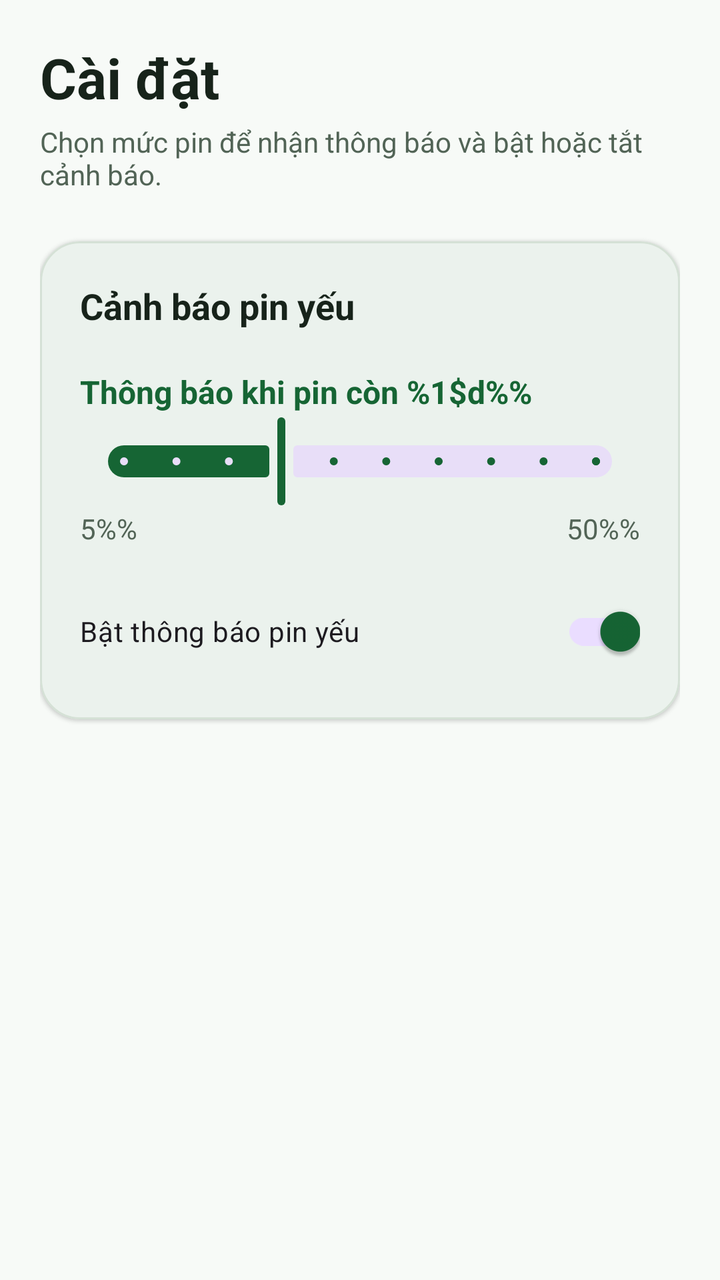
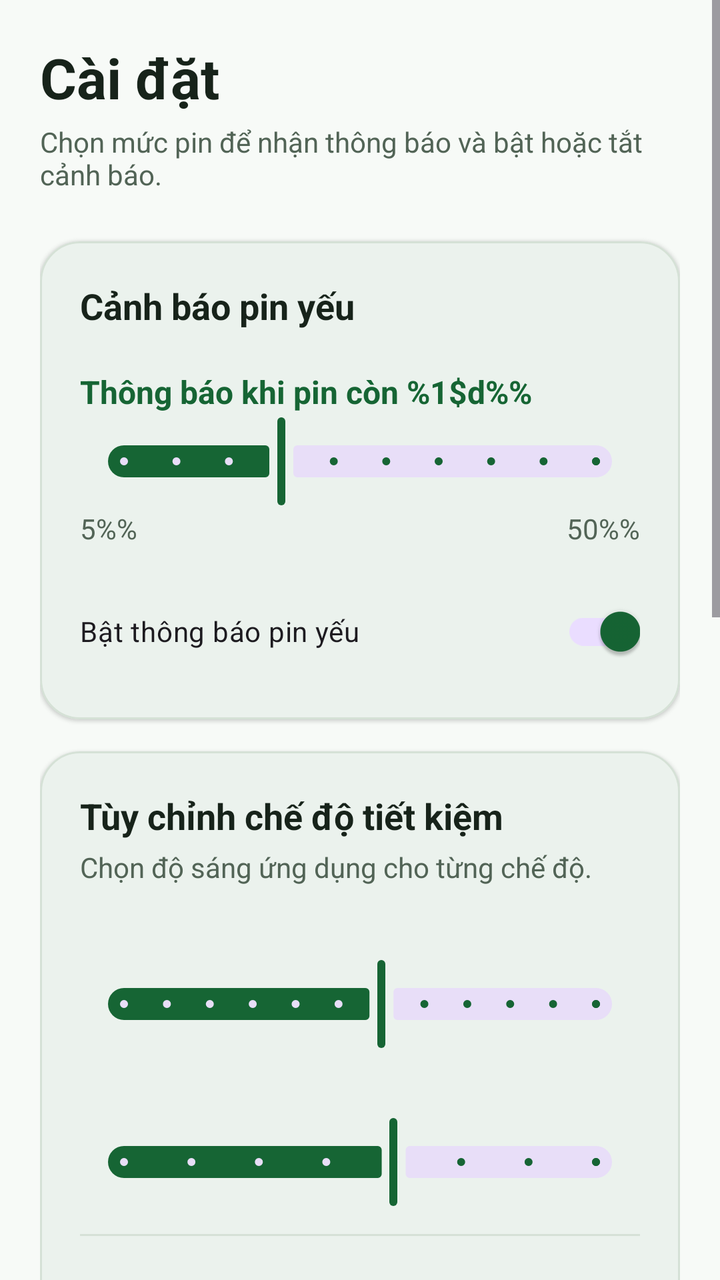

The first picture is an Android layout as it rendered before a commit; the second is the same layout after the commit. The layout source and the unified diff follow.
<!-- AndroidManifest.xml: application theme Theme.BatterySaver -->
<!-- res/layout/activity_settings.xml -->
<?xml version="1.0" encoding="utf-8"?>
<ScrollView xmlns:android="http://schemas.android.com/apk/res/android"
    xmlns:app="http://schemas.android.com/apk/res-auto"
    android:layout_width="match_parent"
    android:layout_height="match_parent"
    android:background="?attr/colorSurface"
    android:fillViewport="true">
    <LinearLayout
        android:layout_width="match_parent"
        android:layout_height="wrap_content"
        android:orientation="vertical"
        android:padding="20dp">
        <TextView android:layout_width="match_parent" android:layout_height="wrap_content" android:text="@string/title_settings" android:textColor="?attr/colorOnSurface" android:textSize="28sp" android:textStyle="bold" />
        <TextView android:layout_width="match_parent" android:layout_height="wrap_content" android:layout_marginTop="4dp" android:text="@string/settings_section_description" android:textColor="?attr/colorOnSurfaceVariant" android:textSize="14sp" />
        <com.google.android.material.card.MaterialCardView
            android:layout_width="match_parent"
            android:layout_height="wrap_content"
            android:layout_marginTop="24dp"
            app:cardCornerRadius="20dp"
            app:cardElevation="1dp"
            app:strokeColor="?attr/colorOutlineVariant"
            app:strokeWidth="1dp">
            <LinearLayout android:layout_width="match_parent" android:layout_height="wrap_content" android:orientation="vertical" android:padding="20dp">
                <TextView android:layout_width="match_parent" android:layout_height="wrap_content" android:text="@string/settings_section_title" android:textColor="?attr/colorOnSurface" android:textSize="18sp" android:textStyle="bold" />
                <TextView android:id="@+id/tvThreshold" android:layout_width="match_parent" android:layout_height="wrap_content" android:layout_marginTop="20dp" android:text="@string/threshold_format" android:textColor="?attr/colorPrimary" android:textSize="16sp" android:textStyle="bold" />
                <com.google.android.material.slider.Slider android:id="@+id/sliderThreshold" android:layout_width="match_parent" android:layout_height="wrap_content" android:valueFrom="5" android:valueTo="50" android:stepSize="5" android:value="20" />
                <LinearLayout android:layout_width="match_parent" android:layout_height="wrap_content" android:orientation="horizontal" android:gravity="center_vertical">
                    <TextView android:layout_width="0dp" android:layout_height="wrap_content" android:layout_weight="1" android:text="@string/threshold_min" android:textColor="?attr/colorOnSurfaceVariant" />
                    <TextView android:layout_width="wrap_content" android:layout_height="wrap_content" android:text="@string/threshold_max" android:textColor="?attr/colorOnSurfaceVariant" />
                </LinearLayout>
                <com.google.android.material.switchmaterial.SwitchMaterial android:id="@+id/swNotify" android:layout_width="match_parent" android:layout_height="wrap_content" android:layout_marginTop="18dp" android:checked="true" android:text="@string/enable_alerts" />
            </LinearLayout>
        </com.google.android.material.card.MaterialCardView>
    </LinearLayout>
</ScrollView>
<!-- resources referenced by this layout -->
<resources>
  <string name="enable_alerts">Bật thông báo pin yếu</string>
  <string name="settings_section_description">Chọn mức pin để nhận thông báo và bật hoặc tắt cảnh báo.</string>
  <string name="settings_section_title">Cảnh báo pin yếu</string>
  <string name="threshold_format">Thông báo khi pin còn %1$d%%</string>
  <string name="threshold_max">50%%</string>
  <string name="threshold_min">5%%</string>
  <string name="title_settings">Cài đặt</string>
  <style name="Theme.BatterySaver" parent="Theme.Material3.DayNight">
          <item name="colorPrimary">@color/green_primary</item>
          <item name="colorSecondary">@color/green_light</item>
          <item name="colorSurface">#F7FAF7</item>
          <item name="colorSurfaceVariant">#E8F0E8</item>
          <item name="colorOnSurface">#17231A</item>
          <item name="colorOnSurfaceVariant">#526456</item>
          <item name="colorOutlineVariant">#D5E1D6</item>
      </style>
  <color name="green_primary">#166534</color>
  <color name="green_light">#86EFAC</color>
</resources>

<!-- the commit's change to res/layout/activity_settings.xml (unified diff, before → after) -->
@@ -31,5 +31,50 @@
                 <com.google.android.material.switchmaterial.SwitchMaterial android:id="@+id/swNotify" android:layout_width="match_parent" android:layout_height="wrap_content" android:layout_marginTop="18dp" android:checked="true" android:text="@string/enable_alerts" />
             </LinearLayout>
         </com.google.android.material.card.MaterialCardView>
+
+        <com.google.android.material.card.MaterialCardView
+            android:layout_width="match_parent"
+            android:layout_height="wrap_content"
+            android:layout_marginTop="16dp"
+            app:cardCornerRadius="20dp"
+            app:cardElevation="1dp"
+            app:strokeColor="?attr/colorOutlineVariant"
+            app:strokeWidth="1dp">
+            <LinearLayout android:layout_width="match_parent" android:layout_height="wrap_content" android:orientation="vertical" android:padding="20dp">
+                <TextView android:layout_width="match_parent" android:layout_height="wrap_content" android:text="@string/mode_settings_title" android:textColor="?attr/colorOnSurface" android:textSize="18sp" android:textStyle="bold" />
+                <TextView android:layout_width="match_parent" android:layout_height="wrap_content" android:layout_marginTop="4dp" android:text="@string/mode_settings_description" android:textColor="?attr/colorOnSurfaceVariant" android:textSize="14sp" />
+                <TextView android:id="@+id/tvSaverBrightness" android:layout_width="match_parent" android:layout_height="wrap_content" android:layout_marginTop="16dp" android:textColor="?attr/colorPrimary" android:textStyle="bold" />
+                <com.google.android.material.slider.Slider android:id="@+id/sliderSaverBrightness" android:layout_width="match_parent" android:layout_height="wrap_content" android:valueFrom="25" android:valueTo="80" android:stepSize="5" android:value="55" />
+                <TextView android:id="@+id/tvUltraBrightness" android:layout_width="match_parent" android:layout_height="wrap_content" android:layout_marginTop="12dp" android:textColor="?attr/colorPrimary" android:textStyle="bold" />
+                <com.google.android.material.slider.Slider android:id="@+id/sliderUltraBrightness" android:layout_width="match_parent" android:layout_height="wrap_content" android:valueFrom="5" android:valueTo="40" android:stepSize="5" android:value="25" />
+                <View android:layout_width="match_parent" android:layout_height="1dp" android:layout_marginTop="12dp" android:background="?attr/colorOutlineVariant" />
+                <com.google.android.material.switchmaterial.SwitchMaterial android:id="@+id/swAutoSaver" android:layout_width="match_parent" android:layout_height="wrap_content" android:layout_marginTop="12dp" android:text="@string/auto_saver_title" />
+                <TextView android:layout_width="match_parent" android:layout_height="wrap_content" android:layout_marginTop="2dp" android:text="@string/auto_saver_description" android:textColor="?attr/colorOnSurfaceVariant" android:textSize="14sp" />
+                <TextView android:id="@+id/tvAutoSaverThreshold" android:layout_width="match_parent" android:layout_height="wrap_content" android:layout_marginTop="12dp" android:textColor="?attr/colorPrimary" android:textStyle="bold" />
+                <com.google.android.material.slider.Slider android:id="@+id/sliderAutoSaverThreshold" android:layout_width="match_parent" android:layout_height="wrap_content" android:valueFrom="5" android:valueTo="50" android:stepSize="5" android:value="20" />
+            </LinearLayout>
+        </com.google.android.material.card.MaterialCardView>
+
+        <com.google.android.material.card.MaterialCardView
+            android:layout_width="match_parent"
+            android:layout_height="wrap_content"
+            android:layout_marginTop="16dp"
+            app:cardCornerRadius="20dp"
+            app:cardElevation="1dp"
+            app:strokeColor="?attr/colorOutlineVariant"
+            app:strokeWidth="1dp">
+            <LinearLayout android:layout_width="match_parent" android:layout_height="wrap_content" android:orientation="vertical" android:padding="20dp">
+                <TextView android:layout_width="match_parent" android:layout_height="wrap_content" android:text="@string/safety_coach_title" android:textColor="?attr/colorOnSurface" android:textSize="18sp" android:textStyle="bold" />
+                <com.google.android.material.switchmaterial.SwitchMaterial android:id="@+id/swThermalAlerts" android:layout_width="match_parent" android:layout_height="wrap_content" android:layout_marginTop="12dp" android:text="@string/thermal_alerts_title" />
+                <TextView android:layout_width="match_parent" android:layout_height="wrap_content" android:text="@string/thermal_alerts_description" android:textColor="?attr/colorOnSurfaceVariant" android:textSize="14sp" />
+                <TextView android:id="@+id/tvThermalThreshold" android:layout_width="match_parent" android:layout_height="wrap_content" android:layout_marginTop="8dp" android:textColor="?attr/colorPrimary" android:textStyle="bold" />
+                <com.google.android.material.slider.Slider android:id="@+id/sliderThermalThreshold" android:layout_width="match_parent" android:layout_height="wrap_content" android:valueFrom="38" android:valueTo="50" android:stepSize="1" android:value="42" />
+                <View android:layout_width="match_parent" android:layout_height="1dp" android:layout_marginTop="8dp" android:background="?attr/colorOutlineVariant" />
+                <com.google.android.material.switchmaterial.SwitchMaterial android:id="@+id/swChargeAlert" android:layout_width="match_parent" android:layout_height="wrap_content" android:layout_marginTop="10dp" android:text="@string/charge_alert_title" />
+                <TextView android:layout_width="match_parent" android:layout_height="wrap_content" android:text="@string/charge_alert_description" android:textColor="?attr/colorOnSurfaceVariant" android:textSize="14sp" />
+                <TextView android:id="@+id/tvChargeTarget" android:layout_width="match_parent" android:layout_height="wrap_content" android:layout_marginTop="8dp" android:textColor="?attr/colorPrimary" android:textStyle="bold" />
+                <com.google.android.material.slider.Slider android:id="@+id/sliderChargeTarget" android:layout_width="match_parent" android:layout_height="wrap_content" android:valueFrom="80" android:valueTo="100" android:stepSize="5" android:value="80" />
+            </LinearLayout>
+        </com.google.android.material.card.MaterialCardView>
     </LinearLayout>
 </ScrollView>
<!-- resource entries referenced after the edit -->
@@ -1,8 +1,17 @@
 <!-- resources referenced by this layout -->
 <resources>
+  <string name="auto_saver_description">Tự chuyển sang chế độ Tiết kiệm khi pin chạm ngưỡng, rồi khôi phục chế độ đã chọn khi sạc hoặc pin tăng lại. Chỉ hoạt động khi màn hình tổng quan đang mở.</string>
+  <string name="auto_saver_title">Tự bật Tiết kiệm pin khi pin yếu</string>
+  <string name="charge_alert_description">Thông báo một lần mỗi phiên sạc khi đạt mức pin đã chọn. Cần để màn hình tổng quan mở để theo dõi.</string>
+  <string name="charge_alert_title">Thông báo khi sạc đạt mức mục tiêu</string>
   <string name="enable_alerts">Bật thông báo pin yếu</string>
+  <string name="mode_settings_description">Chọn độ sáng ứng dụng cho từng chế độ.</string>
+  <string name="mode_settings_title">Tùy chỉnh chế độ tiết kiệm</string>
+  <string name="safety_coach_title">Cảnh báo nhiệt độ và sạc</string>
   <string name="settings_section_description">Chọn mức pin để nhận thông báo và bật hoặc tắt cảnh báo.</string>
   <string name="settings_section_title">Cảnh báo pin yếu</string>
+  <string name="thermal_alerts_description">Hiển thị cảnh báo trong ứng dụng và gửi thông báo khi nhiệt độ vượt ngưỡng. Theo dõi khi màn hình tổng quan đang mở.</string>
+  <string name="thermal_alerts_title">Cảnh báo khi pin quá nóng</string>
   <string name="threshold_format">Thông báo khi pin còn %1$d%%</string>
   <string name="threshold_max">50%%</string>
   <string name="threshold_min">5%%</string>
